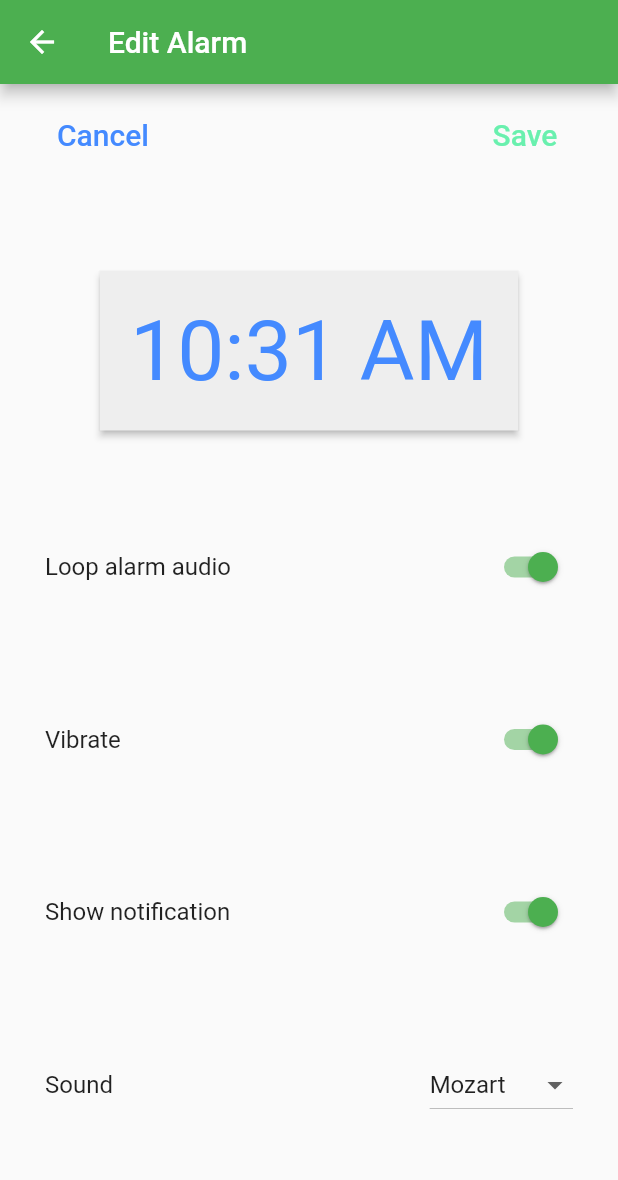
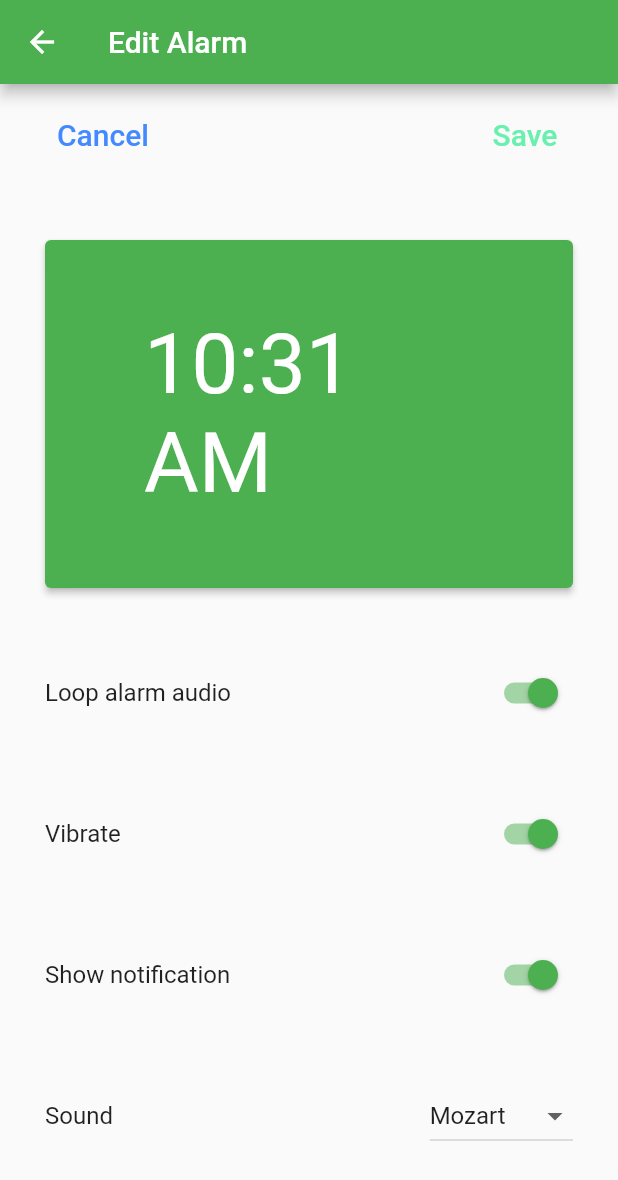
Before and after one commit to TobiasKothbauer/alarmify, a Flutter app: the screen it shows after launch, after a tap on the "alarm add" icon, on a phone screen of 412 x 824 dp. Shown: the top 1180 px of the screen. Run offline on Flutter 3.47's test engine with Material 2 defaults, Android fonts, the phone set to English and light mode, and no system bars; our stand-ins replace analog_clock; missing offline and left inert: alarm, spotify; statements that could not run were skipped.

Commit message:
analog clock in home view

```diff
--- a/lib/main.dart
+++ b/lib/main.dart
@@ -11,26 +11,24 @@ Future<void> main() async {
   SystemChrome.setPreferredOrientations([DeviceOrientation.portraitUp]);
 
   await Alarm.init(showDebugLogs: true);
-  runApp(MyApp()
-  );
+  runApp(MyApp());
 }
 
-
 class MyApp extends StatelessWidget {
-
   const MyApp({super.key});
 
   // This widget is the root of your application.
   @override
   Widget build(BuildContext context) {
     return MaterialApp(
+      debugShowCheckedModeBanner: false,
       title: 'Alarmify',
       theme: ThemeData(
         primarySwatch: Colors.green,
       ),
       home: const ClockHome(),
       routes: {
-        newAlarmRoute: (context)=>const ExampleAlarmEditScreen(),
+        newAlarmRoute: (context) => const ExampleAlarmEditScreen(),
       },
     );
   }
--- a/lib/views/edit_alarm.dart
+++ b/lib/views/edit_alarm.dart
@@ -133,18 +133,17 @@ class _ExampleAlarmEditScreenState extends State<ExampleAlarmEditScreen> {
               ),
             ],
           ),
-          RawMaterialButton(
+          ElevatedButton(
             onPressed: pickTime,
-            fillColor: Colors.grey[200],
             child: Container(
-              margin: const EdgeInsets.all(20),
+              margin: const EdgeInsets.all(50),
               child: Text(
                 selectedTime.format(context),
                 style: Theme
                     .of(context)
                     .textTheme
                     .displayMedium!
-                    .copyWith(color: Colors.blueAccent),
+                    .copyWith(color: Colors.white),
               ),
             ),
           ),
--- a/lib/views/home_view.dart
+++ b/lib/views/home_view.dart
@@ -5,6 +5,7 @@ import 'package:alarmify/services/spotify_getItems_service.dart';
 import 'package:alarmify/views/edit_alarm.dart';
 import 'package:alarmify/views/ring.dart';
 import 'package:alarmify/widgets/tile.dart';
+import 'package:analog_clock/analog_clock.dart';
 import 'package:flutter/material.dart';
 
 import '../constants/routes.dart';
@@ -129,8 +130,23 @@ class _ClockHomeState extends State<ClockHome> {
     return Scaffold(
       appBar: AppBar(title: const Text('Alarmify')),
       body: SafeArea(
-        child: alarms.isNotEmpty
-            ? ListView.separated(
+        child: Column(
+          children: [
+            Container(
+              width: double.infinity,
+              height: 200,
+              // Customize the color as per your requirement
+              child: Center(
+                child: AnalogClock(),
+                  ),
+            ),
+            SizedBox(height: 10),
+            // Add a space between the green box and the alarms list
+
+            // Existing code for alarms list
+            alarms.isNotEmpty
+                ? Expanded(
+                    child: ListView.separated(
                       itemCount: alarms.length,
                       separatorBuilder: (context, index) => const Divider(),
                       itemBuilder: (context, index) {
@@ -140,20 +156,22 @@ class _ClockHomeState extends State<ClockHome> {
                             hour: alarms[index].dateTime.hour,
                             minute: alarms[index].dateTime.minute,
                           ).format(context),
-                    onPressed: ()=>navigateToDetail(alarms[index]),
-                    //onPressed: () => Navigator.of(context).pushNamed(newAlarmRoute, arguments: alarms[index]),
-                    //onPressed: () => navigateToAlarmScreen(alarms[index]),
+                          onPressed: () => navigateToDetail(alarms[index]),
                           onDismissed: () {
-                      Alarm.stop(alarms[index].id).then((_) => loadAlarms());
+                            Alarm.stop(alarms[index].id)
+                                .then((_) => loadAlarms());
                           },
                         );
                       },
+                    ),
                   )
                 : Center(
                     child: Text(
                       "No alarms set",
                       style: Theme.of(context).textTheme.titleMedium,
                     ),
+                  ),
+          ],
         ),
       ),
       floatingActionButton: Padding(
@@ -175,7 +193,7 @@ class _ClockHomeState extends State<ClockHome> {
               child: const Text("RING NOW", textAlign: TextAlign.center),
             ),
             FloatingActionButton(
-              onPressed: ()=>navigateToDetail(null),
+              onPressed: () => navigateToDetail(null),
               //onPressed: () => navigateToAlarmScreen(null),
               child: const Icon(Icons.alarm_add_rounded, size: 33),
             ),
--- a/pubspec.yaml
+++ b/pubspec.yaml
@@ -39,6 +39,7 @@ dependencies:
   spotify: ^0.11.0
   url_launcher: ^6.1.11
   uni_links: ^0.5.1
+  analog_clock: ^0.1.1
 
 
 dev_dependencies:
```
Also changed, not shown: pubspec.lock. Lines whose indentation alone changed are shown as unchanged.
